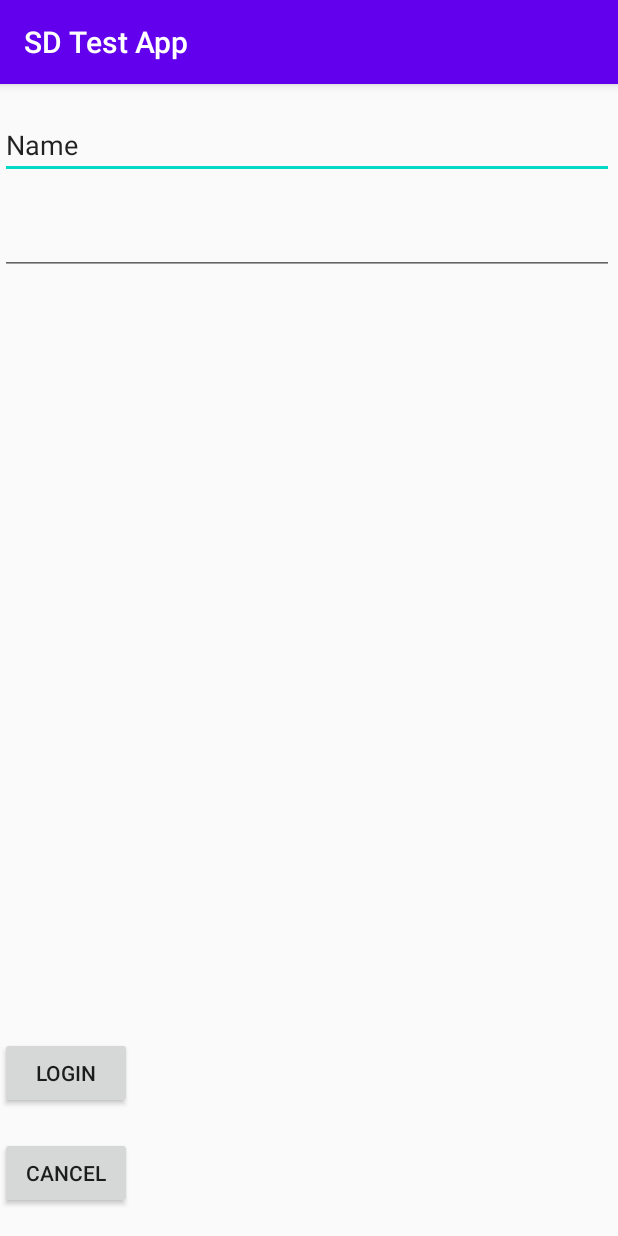
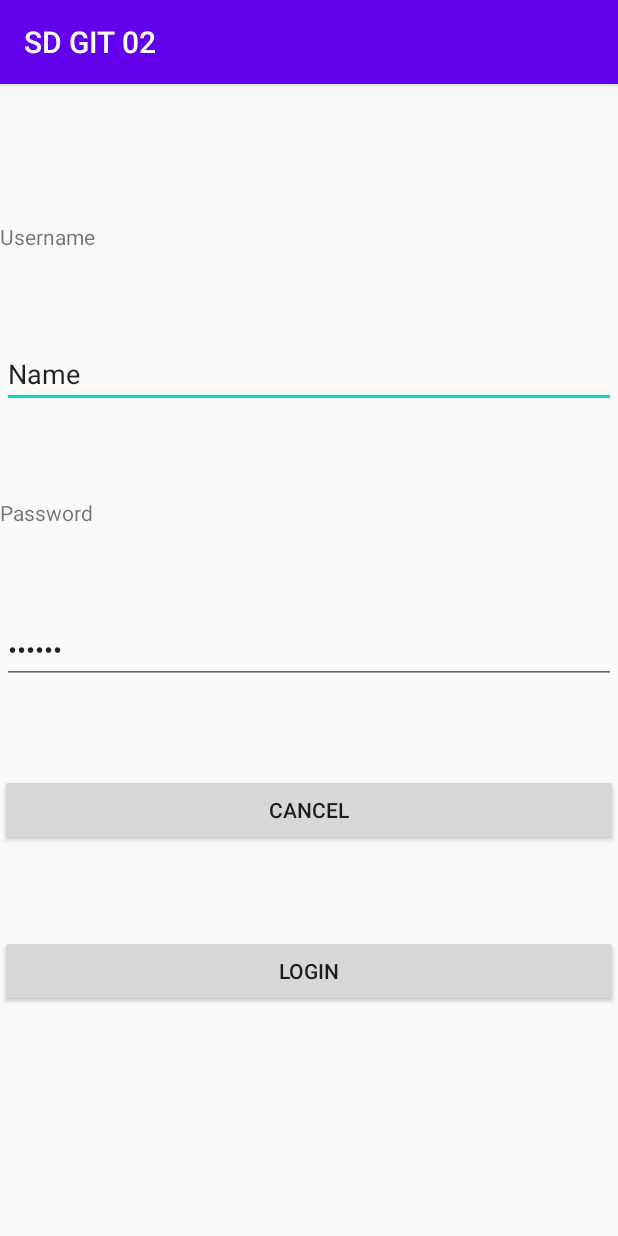
Before and after one commit to AnotherCupOfCoffee/AndroidTestToGit, an Android app: the ExampleActivity1 screen opened directly, with no data from a screen before it, on a phone screen of 412 x 824 dp. Run offline under Robolectric (Android 15) with nearby library versions, the phone set to English and light mode, and no system bars.

Commit message:
Update from other machine

```diff
--- a/app/src/main/res/drawable-v24/ic_launcher_foreground.xml
+++ b/app/src/main/res/drawable-v24/ic_launcher_foreground.xml
@@ -16,13 +16,13 @@
                     android:color="#44000000"
                     android:offset="0.0" />
                 <item
-                    android:color="#00000000"
+                    android:color="#00F00000"
                     android:offset="1.0" />
             </gradient>
         </aapt:attr>
     </path>
     <path
-        android:fillColor="#FFFFFF"
+        android:fillColor="#FFFF00"
         android:fillType="nonZero"
         android:pathData="M65.3,45.828l3.8,-6.6c0.2,-0.4 0.1,-0.9 -0.3,-1.1c-0.4,-0.2 -0.9,-0.1 -1.1,0.3l-3.9,6.7c-6.3,-2.8 -13.4,-2.8 -19.7,0l-3.9,-6.7c-0.2,-0.4 -0.7,-0.5 -1.1,-0.3C38.8,38.328 38.7,38.828 38.9,39.228l3.8,6.6C36.2,49.428 31.7,56.028 31,63.928h46C76.3,56.028 71.8,49.428 65.3,45.828zM43.4,57.328c-0.8,0 -1.5,-0.5 -1.8,-1.2c-0.3,-0.7 -0.1,-1.5 0.4,-2.1c0.5,-0.5 1.4,-0.7 2.1,-0.4c0.7,0.3 1.2,1 1.2,1.8C45.3,56.528 44.5,57.328 43.4,57.328L43.4,57.328zM64.6,57.328c-0.8,0 -1.5,-0.5 -1.8,-1.2s-0.1,-1.5 0.4,-2.1c0.5,-0.5 1.4,-0.7 2.1,-0.4c0.7,0.3 1.2,1 1.2,1.8C66.5,56.528 65.6,57.328 64.6,57.328L64.6,57.328z"
         android:strokeWidth="1"
--- a/app/src/main/res/layout/activity_example1.xml
+++ b/app/src/main/res/layout/activity_example1.xml
@@ -7,45 +7,85 @@
     tools:context=".ExampleActivity1">
 
 
+    <androidx.constraintlayout.widget.ConstraintLayout
+        android:id="@+id/linearLayout2"
+        android:layout_width="match_parent"
+        android:layout_height="729dp"
+        android:layout_marginTop="16dp"
+        app:layout_constraintTop_toTopOf="parent"
+        tools:layout_editor_absoluteX="1dp">
+
+        <TextView
+            android:id="@+id/textView2"
+            android:layout_width="0dp"
+            android:layout_height="wrap_content"
+            android:layout_marginTop="16dp"
+            android:text="Username"
+            app:layout_constraintBottom_toTopOf="@+id/editTextTextPersonName"
+            app:layout_constraintEnd_toEndOf="parent"
+            app:layout_constraintHorizontal_bias="0.5"
+            app:layout_constraintStart_toStartOf="parent"
+            app:layout_constraintTop_toTopOf="parent" />
+
         <EditText
             android:id="@+id/editTextTextPersonName"
             android:layout_width="409dp"
             android:layout_height="wrap_content"
+            android:layout_marginStart="1dp"
             android:ems="10"
             android:inputType="textPersonName"
             android:text="Name"
+            app:layout_constraintBottom_toTopOf="@+id/textView3"
+            app:layout_constraintStart_toStartOf="parent"
+            app:layout_constraintTop_toBottomOf="@+id/textView2" />
+
+        <TextView
+            android:id="@+id/textView3"
+            android:layout_width="0dp"
+            android:layout_height="wrap_content"
+            android:text="Password"
             app:layout_constraintBottom_toTopOf="@+id/editTextTextPassword"
-        app:layout_constraintTop_toTopOf="parent"
-        tools:layout_editor_absoluteX="51dp" />
+            app:layout_constraintEnd_toEndOf="parent"
+            app:layout_constraintHorizontal_bias="0.5"
+            app:layout_constraintStart_toStartOf="parent"
+            app:layout_constraintTop_toBottomOf="@+id/editTextTextPersonName" />
 
         <EditText
             android:id="@+id/editTextTextPassword"
             android:layout_width="409dp"
             android:layout_height="wrap_content"
-        android:layout_marginBottom="490dp"
+            android:layout_marginStart="1dp"
             android:ems="10"
             android:inputType="textPassword"
-        app:layout_constraintBottom_toTopOf="@+id/button_clickMe"
-        app:layout_constraintTop_toBottomOf="@+id/editTextTextPersonName"
-        tools:layout_editor_absoluteX="51dp" />
+            android:text="123456"
+            app:layout_constraintBottom_toTopOf="@+id/button_back"
+            app:layout_constraintStart_toStartOf="parent"
+            app:layout_constraintTop_toBottomOf="@+id/textView3" />
 
         <Button
             android:id="@+id/button_back"
-        android:layout_width="wrap_content"
+            android:layout_width="0dp"
             android:layout_height="wrap_content"
             android:text="Cancel"
-        app:layout_constraintBottom_toBottomOf="parent"
-        app:layout_constraintTop_toBottomOf="@+id/button_clickMe"
-        tools:layout_editor_absoluteX="231dp" />
+            app:layout_constraintBottom_toTopOf="@+id/button_clickMe"
+            app:layout_constraintEnd_toEndOf="parent"
+            app:layout_constraintHorizontal_bias="1.0"
+            app:layout_constraintStart_toStartOf="parent"
+            app:layout_constraintTop_toBottomOf="@+id/editTextTextPassword" />
 
         <Button
             android:id="@+id/button_clickMe"
-        android:layout_width="wrap_content"
+            android:layout_width="0dp"
             android:layout_height="wrap_content"
+            android:layout_marginBottom="70dp"
             android:text="Login"
-        app:layout_constraintBottom_toTopOf="@+id/button_back"
-        app:layout_constraintTop_toBottomOf="@+id/editTextTextPassword"
-        tools:layout_editor_absoluteX="211dp" />
+            app:layout_constraintBottom_toBottomOf="parent"
+            app:layout_constraintEnd_toEndOf="parent"
+            app:layout_constraintHorizontal_bias="1.0"
+            app:layout_constraintStart_toStartOf="parent"
+            app:layout_constraintTop_toBottomOf="@+id/button_back" />
+
+    </androidx.constraintlayout.widget.ConstraintLayout>
 
 
 </androidx.constraintlayout.widget.ConstraintLayout>
--- a/app/src/main/res/values/strings.xml
+++ b/app/src/main/res/values/strings.xml
@@ -1,3 +1,3 @@
 <resources>
-    <string name="app_name">SD Test App</string>
+    <string name="app_name">SD GIT 02</string>
 </resources>
--- a/build.gradle
+++ b/build.gradle
@@ -5,7 +5,7 @@ buildscript {
         jcenter()
     }
     dependencies {
-        classpath "com.android.tools.build:gradle:4.0.0"
+        classpath 'com.android.tools.build:gradle:4.0.1'
 
         // NOTE: Do not place your application dependencies here; they belong
         // in the individual module build.gradle files
```
Lines whose indentation alone changed are shown as unchanged.
